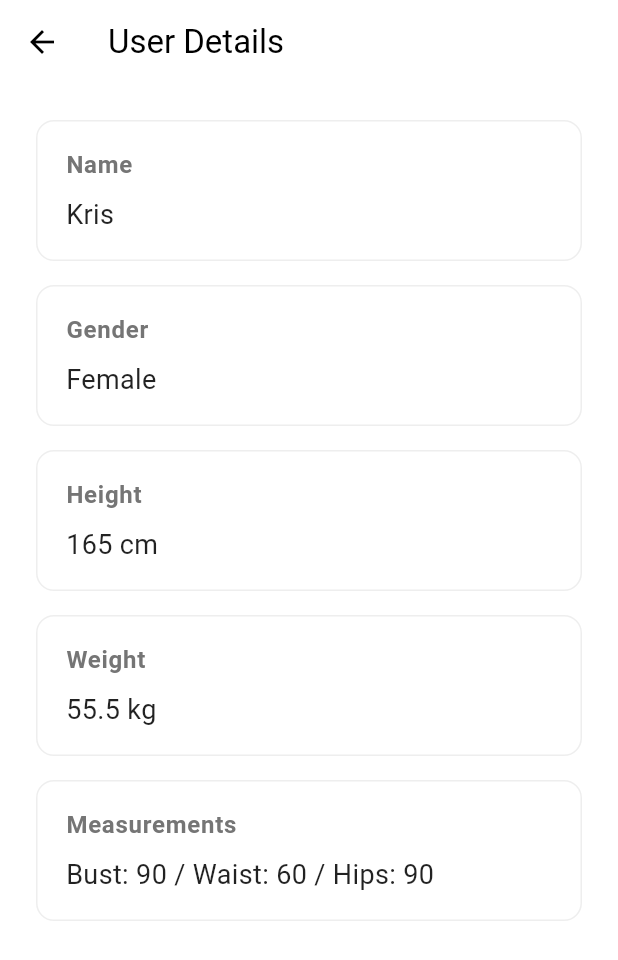
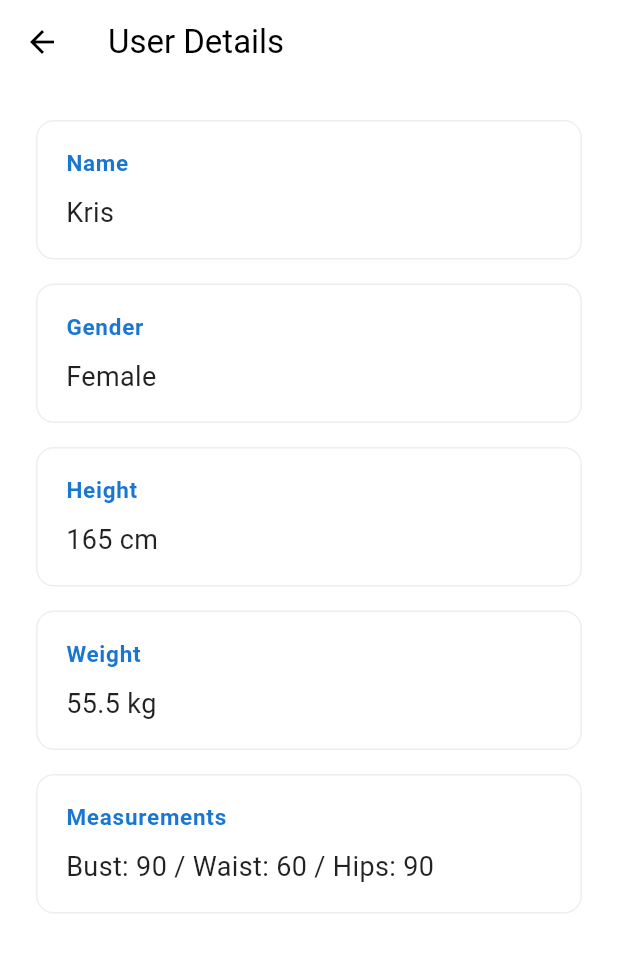
Before and after one commit to rachelzz1/mobile-asm1-groupwork, a Flutter app: the UserDetailsScreen screen opened directly, on a phone screen of 412 x 824 dp. Shown: the top 960 px of the screen. Run offline on Flutter 3.47's test engine with Material 3 defaults, Android fonts, the phone set to English and light mode, and no system bars; our stand-ins replace audioplayers, cloud_firestore, firebase_core, flutter_svg, font_awesome_flutter, get_storage and 1 more; accounts and stored records are empty; Roboto replaces fonts that are missing (SansSerif).

Commit message:
修改detail字体

```diff
--- a/lib/screens/user_details_screen.dart
+++ b/lib/screens/user_details_screen.dart
@@ -9,16 +9,14 @@ class UserDetailsScreen extends StatelessWidget {
   Widget build(BuildContext context) {
     return Scaffold(
       backgroundColor: Colors.white,
-      // 添加一个返回按钮的 AppBar
       appBar: AppBar(
         title: const Text('User Details'),
         backgroundColor: Colors.white,
-        foregroundColor: Colors.black, // 让返回箭头和标题是黑色
-        elevation: 0, // 去掉阴影
+        foregroundColor: Colors.black,
+        elevation: 0,
       ),
       body: Padding(
         padding: const EdgeInsets.all(24.0),
-        // 使用 ListView 防止内容超出一屏时无法滚动
         child: ListView(
           children: [
             _buildDetailItem('Name', 'Kris'),
@@ -32,7 +30,7 @@ class UserDetailsScreen extends StatelessWidget {
     );
   }
 
-  // 一个辅助 Widget，用于创建统一风格的列表项，使代码更整洁
+  // 👇👇👇 修改发生在这里 👇👇👇
   Widget _buildDetailItem(String label, String value) {
     return Card(
       elevation: 0,
@@ -45,9 +43,12 @@ class UserDetailsScreen extends StatelessWidget {
         contentPadding: const EdgeInsets.symmetric(horizontal: 20, vertical: 10),
         title: Text(
           label,
+          // ✅ 这是我们修改后的样式
           style: TextStyle(
-            fontWeight: FontWeight.bold,
-            color: Colors.grey.shade600,
+            fontWeight: FontWeight.w600,
+            color: Colors.blue.shade700, // 使用主题蓝色
+            fontSize: 15,                 // 增大了字号
+            letterSpacing: 0.5,           // 增加了字母间距
           ),
         ),
         subtitle: Padding(
```
